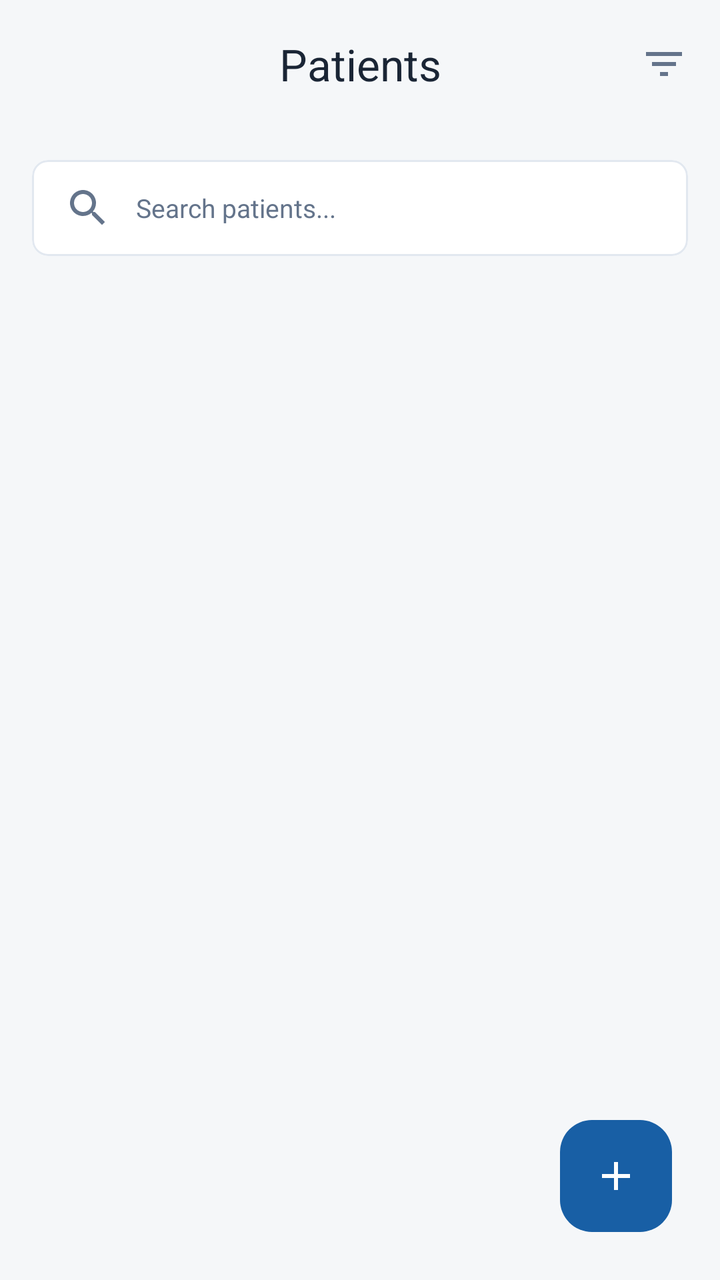
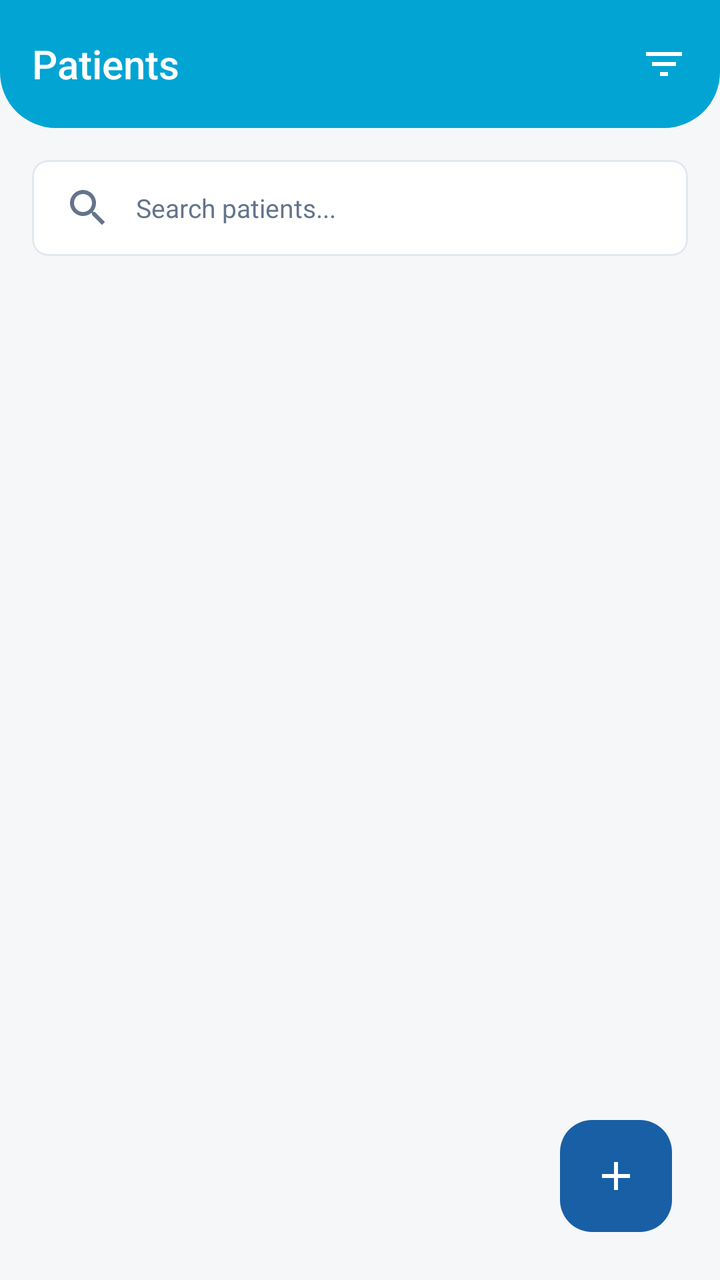

An Android layout rendered at two revisions. The XML below is the earlier revision; the diff shows what the commit changed to produce the second picture.
<!-- AndroidManifest.xml: application theme Theme.Healthcare_app -->
<!-- res/layout/activity_patients.xml -->
<?xml version="1.0" encoding="utf-8"?>
<androidx.drawerlayout.widget.DrawerLayout xmlns:android="http://schemas.android.com/apk/res/android"
    xmlns:app="http://schemas.android.com/apk/res-auto"
    android:id="@+id/drawerLayout"
    android:layout_width="match_parent"
    android:layout_height="match_parent"
    android:fitsSystemWindows="true">

    <androidx.coordinatorlayout.widget.CoordinatorLayout
        android:layout_width="match_parent"
        android:layout_height="match_parent"
        android:background="#F5F7F9"
        android:fitsSystemWindows="true">

        <com.google.android.material.appbar.AppBarLayout
            android:layout_width="match_parent"
            android:layout_height="wrap_content"
            android:background="@android:color/transparent"
            app:elevation="0dp">

            <com.google.android.material.appbar.MaterialToolbar
                android:id="@+id/topAppBar"
                android:layout_width="match_parent"
                android:layout_height="?attr/actionBarSize"
                app:title="Patients"
                app:titleCentered="true"
                app:titleTextColor="#1A2535">

                <ImageView
                    android:id="@+id/btnToolbarFilter"
                    android:layout_width="wrap_content"
                    android:layout_height="wrap_content"
                    android:layout_gravity="end"
                    android:padding="16dp"
                    android:background="?attr/selectableItemBackgroundBorderless"
                    android:src="@drawable/ic_filter"
                    app:tint="#64748B" />

            </com.google.android.material.appbar.MaterialToolbar>

        </com.google.android.material.appbar.AppBarLayout>

        <LinearLayout
            android:layout_width="match_parent"
            android:layout_height="match_parent"
            android:orientation="vertical"
            app:layout_behavior="@string/appbar_scrolling_view_behavior">

            <LinearLayout
                android:layout_width="match_parent"
                android:layout_height="wrap_content"
                android:orientation="vertical"
                android:padding="16dp">

                <com.google.android.material.card.MaterialCardView
                    android:layout_width="match_parent"
                    android:layout_height="wrap_content"
                    app:cardElevation="0dp"
                    app:cardBackgroundColor="#FFFFFF"
                    app:cardCornerRadius="8dp"
                    app:strokeWidth="1dp"
                    app:strokeColor="#E2E8F0">

                    <LinearLayout
                        android:layout_width="match_parent"
                        android:layout_height="wrap_content"
                        android:gravity="center_vertical"
                        android:orientation="horizontal"
                        android:paddingHorizontal="16dp"
                        android:paddingVertical="12dp">

                        <ImageView
                            android:layout_width="24dp"
                            android:layout_height="24dp"
                            android:src="@drawable/ic_search"
                            app:tint="#64748B" />

                        <EditText
                            android:id="@+id/editSearch"
                            android:layout_width="0dp"
                            android:layout_height="wrap_content"
                            android:layout_weight="1"
                            android:layout_marginStart="12dp"
                            android:background="@null"
                            android:hint="Search patients..."
                            android:inputType="textPersonName"
                            android:textSize="13sp"
                            android:fontFamily="sans-serif"
                            android:textColor="#1A2535"
                            android:textColorHint="#64748B" />
                    </LinearLayout>
                </com.google.android.material.card.MaterialCardView>
                <LinearLayout
                    android:id="@+id/layoutFilterOptions"
                    android:layout_width="match_parent"
                    android:layout_height="wrap_content"
                    android:orientation="horizontal"
                    android:paddingTop="16dp"
                    android:paddingHorizontal="4dp"
                    android:visibility="gone">

                    <TextView
                        android:id="@+id/textFilterActive"
                        android:layout_width="wrap_content"
                        android:layout_height="wrap_content"
                        android:text="Active"
                        android:textSize="14sp"
                        android:textColor="#FFFFFF"
                        android:fontFamily="sans-serif-medium"
                        android:paddingHorizontal="20dp"
                        android:paddingVertical="10dp"
                        android:layout_marginEnd="12dp"
                        android:background="@drawable/bg_filter_selected" />

                    <TextView
                        android:id="@+id/textFilterInactive"
                        android:layout_width="wrap_content"
                        android:layout_height="wrap_content"
                        android:text="Inactive"
                        android:textSize="14sp"
                        android:textColor="#1A2535"
                        android:fontFamily="sans-serif"
                        android:paddingHorizontal="20dp"
                        android:paddingVertical="10dp"
                        android:layout_marginEnd="12dp"
                        android:background="@drawable/bg_filter_unselected" />

                    <TextView
                        android:id="@+id/textFilterAll"
                        android:layout_width="wrap_content"
                        android:layout_height="wrap_content"
                        android:text="All"
                        android:textSize="14sp"
                        android:textColor="#1A2535"
                        android:fontFamily="sans-serif"
                        android:paddingHorizontal="20dp"
                        android:paddingVertical="10dp"
                        android:background="@drawable/bg_filter_unselected" />
                </LinearLayout>
            </LinearLayout>

            <androidx.recyclerview.widget.RecyclerView
                android:id="@+id/recyclerPatients"
                android:layout_width="match_parent"
                android:layout_height="match_parent"
                android:clipToPadding="false"
                android:paddingBottom="88dp" />
        </LinearLayout>

        <com.google.android.material.floatingactionbutton.FloatingActionButton
            android:id="@+id/fabAddPatient"
            android:layout_width="wrap_content"
            android:layout_height="wrap_content"
            android:layout_gravity="bottom|end"
            android:layout_margin="24dp"
            android:src="@drawable/ic_plus"
            app:backgroundTint="#185FA5"
            app:tint="#FFFFFF"
            app:elevation="0dp"
            app:pressedTranslationZ="0dp"
            app:hoveredFocusedTranslationZ="0dp" />

    </androidx.coordinatorlayout.widget.CoordinatorLayout>

    <androidx.constraintlayout.widget.ConstraintLayout
        android:layout_width="220dp"
        android:layout_height="match_parent"
        android:layout_gravity="start"
        android:background="#1A2535"
        android:fitsSystemWindows="true">

        <com.google.android.material.navigation.NavigationView
            android:id="@+id/navigationView"
            android:layout_width="match_parent"
            android:layout_height="0dp"
            android:background="@android:color/transparent"
            app:headerLayout="@layout/nav_header"
            app:itemBackground="@drawable/nav_item_background"
            app:itemIconPadding="16dp"
            app:itemIconTint="#CBD5E1"
            app:itemTextColor="#CBD5E1"
            app:itemVerticalPadding="12dp"
            app:layout_constraintBottom_toTopOf="@+id/btnSignOut"
            app:layout_constraintTop_toTopOf="parent"
            app:menu="@menu/sidebar_menu" />

        <LinearLayout
            android:id="@+id/btnSignOut"
            android:layout_width="match_parent"
            android:layout_height="wrap_content"
            android:background="?attr/selectableItemBackground"
            android:gravity="center_vertical"
            android:orientation="horizontal"
            android:padding="24dp"
            app:layout_constraintBottom_toBottomOf="parent">

            <ImageView
                android:layout_width="24dp"
                android:layout_height="24dp"
                android:src="@drawable/ic_logout_red"
                app:tint="#EF4444" />

            <TextView
                android:layout_width="wrap_content"
                android:layout_height="wrap_content"
                android:layout_marginStart="16dp"
                android:text="Sign Out"
                android:textColor="#EF4444"
                android:textSize="13sp"
                android:fontFamily="sans-serif-medium" />
        </LinearLayout>

    </androidx.constraintlayout.widget.ConstraintLayout>

</androidx.drawerlayout.widget.DrawerLayout>
<!-- res/layout/nav_header.xml (included above) -->
<?xml version="1.0" encoding="utf-8"?>
<LinearLayout xmlns:android="http://schemas.android.com/apk/res/android"
    xmlns:app="http://schemas.android.com/apk/res-auto"
    android:layout_width="match_parent"
    android:layout_height="wrap_content"
    android:orientation="vertical"
    android:paddingTop="32dp"
    android:paddingBottom="8dp">

    
    <LinearLayout
        android:layout_width="match_parent"
        android:layout_height="wrap_content"
        android:orientation="horizontal"
        android:gravity="center_vertical"
        android:paddingHorizontal="16dp"
        android:paddingBottom="16dp">

        
        <com.google.android.material.card.MaterialCardView
            android:layout_width="36dp"
            android:layout_height="36dp"
            app:cardCornerRadius="8dp"
            app:cardElevation="0dp"
            app:cardBackgroundColor="#185FA5"
            app:strokeWidth="0dp">

            <ImageView
                android:layout_width="match_parent"
                android:layout_height="match_parent"
                android:padding="8dp"
                android:src="@drawable/ic_dashboard"
                app:tint="#FFFFFF" />

        </com.google.android.material.card.MaterialCardView>

        
        <LinearLayout
            android:layout_width="wrap_content"
            android:layout_height="wrap_content"
            android:orientation="vertical"
            android:layout_marginStart="12dp">

            <TextView
                android:id="@+id/sidebarTitle"
                android:layout_width="wrap_content"
                android:layout_height="wrap_content"
                android:text="Healthcare"
                android:textSize="15sp"
                android:textColor="#FFFFFF"
                android:fontFamily="sans-serif-medium" />

            <TextView
                android:layout_width="wrap_content"
                android:layout_height="wrap_content"
                android:text="Patient Management"
                android:textSize="11sp"
                android:textColor="#94A3B8"
                android:fontFamily="sans-serif" />

        </LinearLayout>

    </LinearLayout>

    <View
        android:layout_width="match_parent"
        android:layout_height="1dp"
        android:layout_marginBottom="8dp"
        android:background="#334155" />

</LinearLayout>
<!-- resources referenced by this layout -->
<resources>
  <!-- drawable bg_filter_selected (drawable) -->
  <?xml version="1.0" encoding="utf-8"?>
  <shape xmlns:android="http://schemas.android.com/apk/res/android">
      <solid android:color="#212121"/>
      <corners android:radius="16dp"/>
  </shape>
  <!-- drawable bg_filter_unselected (drawable) -->
  <?xml version="1.0" encoding="utf-8"?>
  <shape xmlns:android="http://schemas.android.com/apk/res/android">
      <solid android:color="@android:color/transparent" />
      <stroke android:width="1dp" android:color="#E2E8F0" />
      <corners android:radius="8dp" />
  </shape>
  <!-- drawable ic_dashboard (drawable) -->
  <vector xmlns:android="http://schemas.android.com/apk/res/android"
      android:width="24dp" android:height="24dp"
      android:viewportWidth="24" android:viewportHeight="24">
      <path android:fillColor="#FF000000" android:pathData="M3,13h8V3H3v10zm0,8h8v-6H3v6zm10,0h8V11h-8v10zm0,-18v6h8V3h-8z"/>
  </vector>
  <!-- drawable ic_filter (drawable) -->
  <vector xmlns:android="http://schemas.android.com/apk/res/android"
      android:width="24dp"
      android:height="24dp"
      android:viewportWidth="24"
      android:viewportHeight="24"
      android:tint="?attr/colorControlNormal">
      <path
          android:fillColor="@android:color/white"
          android:pathData="M10,18h4v-2h-4v2zM3,6v2h18L21,6L3,6zM6,13h12v-2L6,11v2z"/>
  </vector>
  <!-- drawable ic_logout_red (drawable) -->
  <vector xmlns:android="http://schemas.android.com/apk/res/android"
      android:width="24dp" android:height="24dp"
      android:viewportWidth="24" android:viewportHeight="24">
      <path android:fillColor="#D32F2F" android:pathData="M10.09,15.59L11.5,17l5,-5 -5,-5 -1.41,1.41L12.67,11H3v2h9.67l-2.58,2.59zM19,3H5c-1.11,0 -2,0.9 -2,2v4h2V5h14v14H5v-4H3v4c0,1.1 0.89,2 2,2h14c1.1,0 2,-0.9 2,-2V5c0,-1.1 -0.9,-2 -2,-2z"/>
  </vector>
  <!-- drawable ic_plus (drawable) -->
  <vector xmlns:android="http://schemas.android.com/apk/res/android"
      android:width="24dp"
      android:height="24dp"
      android:viewportWidth="24"
      android:viewportHeight="24">
      <path
          android:fillColor="#000000"
          android:pathData="M19,13h-6v6h-2v-6H5v-2h6V5h2v6h6v2z"/>
  </vector>
  <!-- drawable ic_search (drawable) -->
  <vector xmlns:android="http://schemas.android.com/apk/res/android"
      android:width="24dp"
      android:height="24dp"
      android:viewportWidth="24"
      android:viewportHeight="24"
      android:tint="#8E97A4">
      <path
          android:fillColor="@android:color/white"
          android:pathData="M15.5,14h-0.79l-0.28,-0.27C15.41,12.59 16,11.11 16,9.5 16,5.91 13.09,3 9.5,3S3,5.91 3,9.5 5.91,16 9.5,16c1.61,0 3.09,-0.59 4.23,-1.57l0.27,0.28v0.79l5,4.99L20.49,19l-4.99,-5zM9.5,14C7.01,14 5,11.99 5,9.5S7.01,5 9.5,5 14,7.01 14,9.5 11.99,14 9.5,14z"/>
  </vector>
  <style name="Theme.Healthcare_app" parent="Base.Theme.Healthcare_app" />
  <style name="Base.Theme.Healthcare_app" parent="Theme.Material3.Light.NoActionBar">
          <item name="bottomSheetDialogTheme">@style/Theme.Healthcare_app.BottomSheetDialog</item>
      </style>
  <style name="LightBottomSheetStyle" parent="Widget.Material3.BottomSheet.Modal">
          <item name="backgroundTint">#FFFFFF</item>
          <item name="android:elevation">0dp</item>
      </style>
  <!-- unchanged entries left out for length: 2 -->
</resources>

<!-- the commit's change to res/layout/activity_patients.xml (unified diff, before → after) -->
@@ -3,28 +3,35 @@
     xmlns:app="http://schemas.android.com/apk/res-auto"
     android:id="@+id/drawerLayout"
     android:layout_width="match_parent"
-    android:layout_height="match_parent"
-    android:fitsSystemWindows="true">
+    android:layout_height="match_parent">
 
     <androidx.coordinatorlayout.widget.CoordinatorLayout
         android:layout_width="match_parent"
         android:layout_height="match_parent"
-        android:background="#F5F7F9"
-        android:fitsSystemWindows="true">
+        android:background="#F5F7F9">
 
         <com.google.android.material.appbar.AppBarLayout
             android:layout_width="match_parent"
             android:layout_height="wrap_content"
-            android:background="@android:color/transparent"
+            android:background="@drawable/bg_dashboard_header"
+            android:fitsSystemWindows="true"
             app:elevation="0dp">
 
             <com.google.android.material.appbar.MaterialToolbar
                 android:id="@+id/topAppBar"
                 android:layout_width="match_parent"
                 android:layout_height="?attr/actionBarSize"
-                app:title="Patients"
-                app:titleCentered="true"
-                app:titleTextColor="#1A2535">
+                android:background="@android:color/transparent"
+                app:navigationIconTint="#FFFFFF">
+
+                <TextView
+                    android:layout_width="wrap_content"
+                    android:layout_height="wrap_content"
+                    android:text="Patients"
+                    android:textColor="#FFFFFF"
+                    android:textSize="20sp"
+                    android:fontFamily="sans-serif-medium"
+                    android:layout_gravity="start" />
 
                 <ImageView
                     android:id="@+id/btnToolbarFilter"
@@ -34,7 +41,7 @@
                     android:padding="16dp"
                     android:background="?attr/selectableItemBackgroundBorderless"
                     android:src="@drawable/ic_filter"
-                    app:tint="#64748B" />
+                    app:tint="#FFFFFF" />
 
             </com.google.android.material.appbar.MaterialToolbar>
 
<!-- resource entries referenced after the edit -->
@@ -1,5 +1,14 @@
 <!-- resources referenced by this layout -->
 <resources>
+  <!-- drawable bg_dashboard_header (drawable) -->
+  <?xml version="1.0" encoding="utf-8"?>
+  <shape xmlns:android="http://schemas.android.com/apk/res/android"
+      android:shape="rectangle">
+      <solid android:color="#02A4D3" />
+      <corners
+          android:bottomLeftRadius="28dp"
+          android:bottomRightRadius="28dp" />
+  </shape>
   <!-- drawable bg_filter_selected (drawable) -->
   <?xml version="1.0" encoding="utf-8"?>
   <shape xmlns:android="http://schemas.android.com/apk/res/android">
